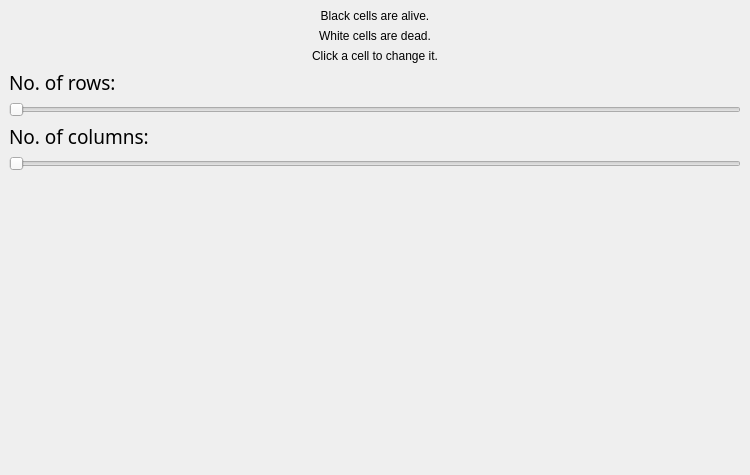
Old version of the form mainwindow.ui in the repository liweiyap/Conway_GameOfLife.
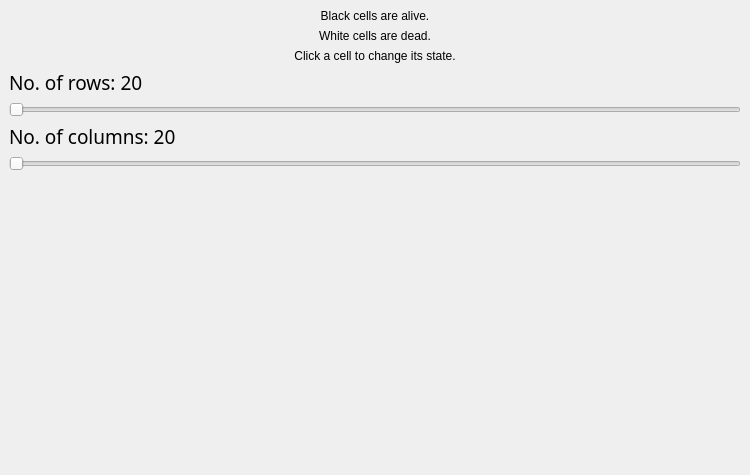
New version of the form.

Commit message: Add row and column count info to slider labels

Diff of the .ui file:
```diff
--- a/mainwindow.ui
+++ b/mainwindow.ui
@@ -51,7 +51,7 @@
            <string notr="true">font: 22pt &quot;Trebuchet MS&quot;;</string>
           </property>
           <property name="text">
-           <string>Click a cell to change it.</string>
+           <string>Click a cell to change its state.</string>
           </property>
           <property name="alignment">
            <set>Qt::AlignHCenter|Qt::AlignTop</set>
@@ -67,7 +67,7 @@
            </font>
           </property>
           <property name="text">
-           <string>No. of rows:</string>
+           <string>No. of rows: 20</string>
           </property>
           <property name="alignment">
            <set>Qt::AlignBottom|Qt::AlignLeading|Qt::AlignLeft</set>
@@ -90,7 +90,7 @@
            </font>
           </property>
           <property name="text">
-           <string>No. of columns:</string>
+           <string>No. of columns: 20</string>
           </property>
           <property name="alignment">
            <set>Qt::AlignBottom|Qt::AlignLeading|Qt::AlignLeft</set>
```
The commit also changes 4 other files.
